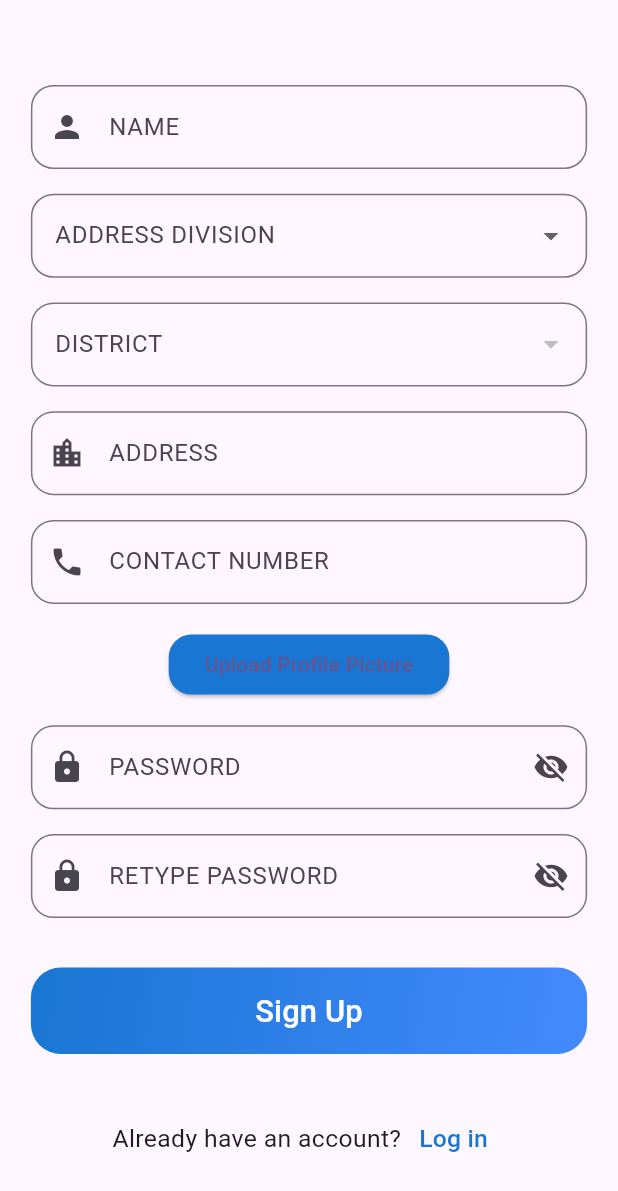
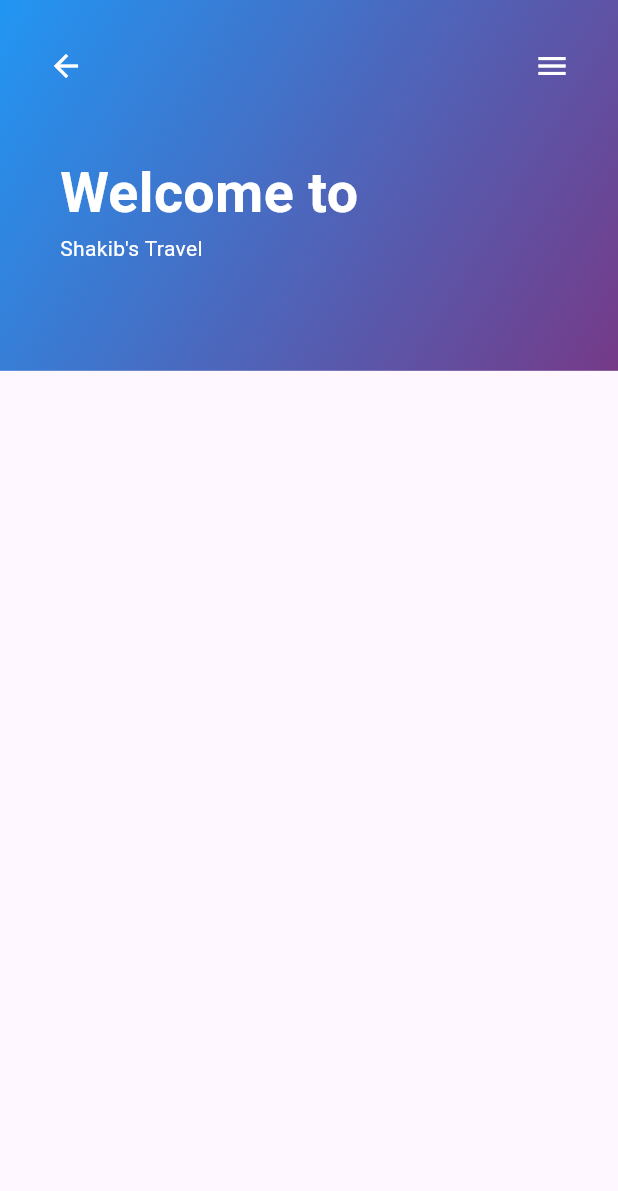
Before and after one commit to shakib08/travelAgency, a Flutter app: the SignUp screen opened by its route, scrolled down 207 dp, after a tap on "Sign Up", on a phone screen of 412 x 824 dp. Shown: the top 1191 px of the screen. Run offline on Flutter 3.47's test engine with Material 3 defaults, Android fonts, the phone set to English and light mode, and no system bars; our stand-ins replace go_router, image_picker; network calls fail.

Commit message:
home page done

```diff
--- a/lib/main.dart
+++ b/lib/main.dart
@@ -1,5 +1,6 @@
 import 'package:flutter/material.dart';
 import 'package:go_router/go_router.dart';
+import 'package:ui/screens/home.dart';
 import 'package:ui/screens/login.dart';
 import 'package:ui/screens/signup.dart';
 
@@ -27,6 +28,12 @@ final GoRouter _router = GoRouter(
       path: '/signup',
       builder: (BuildContext context, GoRouterState state) {
         return const SignUp();
+      },
+    ),
+     GoRoute(
+      path: '/home',
+      builder: (BuildContext context, GoRouterState state) {
+        return const Home();
       },
     ),
   ],
--- /dev/null
+++ b/lib/screens/home.dart
@@ -0,0 +1,143 @@
+import 'package:flutter/material.dart';
+import 'package:go_router/go_router.dart'; // Import go_router package
+
+class Home extends StatefulWidget {
+  const Home({super.key});
+
+  @override
+  State<Home> createState() => _HomeState();
+}
+
+class _HomeState extends State<Home> {
+  @override
+  Widget build(BuildContext context) {
+    Size size = MediaQuery.of(context).size;
+    return Scaffold(
+      endDrawer: Drawer( // Right side drawer
+        child: ListView(
+          padding: EdgeInsets.zero,
+          children: [
+            UserAccountsDrawerHeader(
+              decoration: const BoxDecoration(
+                gradient: LinearGradient(
+                  colors: [
+                    Colors.blue, // Match container's color
+                    Color(0xFF753a88),
+                  ],
+                  begin: Alignment.topLeft,
+                  end: Alignment.bottomRight,
+                ),
+              ),
+              accountName: const Text("Shakib's Travel"), // Name below avatar
+              accountEmail: null,
+              currentAccountPicture: const CircleAvatar(
+                backgroundImage: NetworkImage('https://via.placeholder.com/150'), // Placeholder image for avatar
+              ),
+            ),
+            ListTile(
+              leading: const Icon(Icons.home),
+              title: const Text('Home'),
+              onTap: () => context.go('/home'), // Navigate to home
+            ),
+            ListTile(
+              leading: const Icon(Icons.person),
+              title: const Text('Profile'),
+              onTap: () => {} // Navigate to profile
+            ),
+            ListTile(
+              leading: const Icon(Icons.tour),
+              title: const Text('Your Tours'),
+              onTap: () => {} // Navigate to tours
+            ),
+            ListTile(
+              leading: const Icon(Icons.info),
+              title: const Text('Tips & Guidelines'),
+              onTap: (){} // Navigate to tips
+            ),
+            ListTile(
+              leading: const Icon(Icons.logout),
+              title: const Text('Logout'),
+              onTap: () {} // Handle logout
+            ),
+          ],
+        ),
+      ),
+      body: SafeArea(
+        child: SingleChildScrollView(
+          child: Column(
+            crossAxisAlignment: CrossAxisAlignment.center,
+            mainAxisAlignment: MainAxisAlignment.center,
+            children: [
+              Center(
+                child: Container(
+                  width: size.width * 1,
+                  height: size.height * 0.3,
+                  padding: const EdgeInsets.all(20.0),
+                  decoration: const BoxDecoration(
+                    gradient: LinearGradient(
+                      colors: [
+                        Colors.blue,
+                        Color(0xFF753a88),
+                      ],
+                      begin: Alignment.topLeft,
+                      end: Alignment.bottomRight,
+                    ),
+                  ),
+                  child: Stack(
+                    children: [
+                      Align(
+                        alignment: Alignment.topLeft,
+                        child: IconButton(
+                          icon: const Icon(Icons.arrow_back, color: Colors.white),
+                          onPressed: () {
+                            if (GoRouter.of(context).canPop()) {
+                              context.pop();
+                            } else {
+                              context.go('/');
+                            }
+                          },
+                        ),
+                      ),
+                      Align(
+                        alignment: Alignment.topRight,
+                        child: Builder(
+                          builder: (context) => IconButton(
+                            icon: const Icon(Icons.menu, color: Colors.white), // Navbar icon
+                            onPressed: () {
+                              Scaffold.of(context).openEndDrawer(); // Open drawer on icon click
+                            },
+                          ),
+                        ),
+                      ),
+                      Positioned(
+                        top: size.height * 0.1,
+                        left: 20,
+                        child: Column(
+                          crossAxisAlignment: CrossAxisAlignment.start,
+                          children: [
+                            Text(
+                              "Welcome to",
+                              style: TextStyle(
+                                color: Colors.white,
+                                fontWeight: FontWeight.bold,
+                                fontSize: size.width * 0.09,
+                              ),
+                            ),
+                            const Text(
+                              "Shakib's Travel",
+                              style: TextStyle(color: Colors.white),
+                            ),
+                          ],
+                        ),
+                      ),
+                    ],
+                  ),
+                ),
+              ),
+            ],
+          ),
+        ),
+      ),
+    );
+  }
+}
--- a/lib/screens/signup.dart
+++ b/lib/screens/signup.dart
@@ -19,6 +19,7 @@ class _SignUpState extends State<SignUp> {
   String? _selectedDivision;
   String? _selectedDistrict;
   File? _profileImage; // To store the selected profile image
+  String? _imageName; // To store the name of the selected image
 
   final List<String> _divisions = [
     'Dhaka',
@@ -52,6 +53,7 @@ class _SignUpState extends State<SignUp> {
     if (pickedFile != null) {
       setState(() {
         _profileImage = File(pickedFile.path); // Store the selected image
+        _imageName = pickedFile.name; // Store the image name
       });
     }
   }
@@ -201,10 +203,13 @@ class _SignUpState extends State<SignUp> {
               ),
               SizedBox(height: screenHeight * 0.02),
 
-              // Profile Picture Upload Button
+              //5 Profile Picture Upload Button
                 Padding(
                 padding: EdgeInsets.symmetric(horizontal: screenWidth * 0.05),
-                child: ElevatedButton(
+                child: Row(
+                  mainAxisAlignment: MainAxisAlignment.start,
+                  children: [
+                    ElevatedButton(
                       onPressed: _pickImage,
                       style: ElevatedButton.styleFrom(
                         backgroundColor: Colors.blue.shade700,
@@ -214,9 +219,16 @@ class _SignUpState extends State<SignUp> {
                       ),
                       child: Text("Upload Profile Picture"),
                     ),
+                    SizedBox(width: 10),
+                    Text(
+                      _imageName ?? "No image selected",
+                      style: TextStyle(fontSize: screenWidth * 0.045),
                     ),
+                  ],
+                ),
+              ),
+
               SizedBox(height: screenHeight * 0.02),
-
               // Password Input Field with toggle visibility
               Padding(
                 padding: EdgeInsets.symmetric(horizontal: screenWidth * 0.05),
@@ -287,7 +299,7 @@ class _SignUpState extends State<SignUp> {
                   ),
                   child: ElevatedButton(
                     onPressed: () {
-                      // Handle signup action
+                      context.go('/home');// Handle signup action
                     },
                     style: ElevatedButton.styleFrom(
                       backgroundColor: Colors.transparent,
```
Lines whose indentation alone changed are shown as unchanged.
